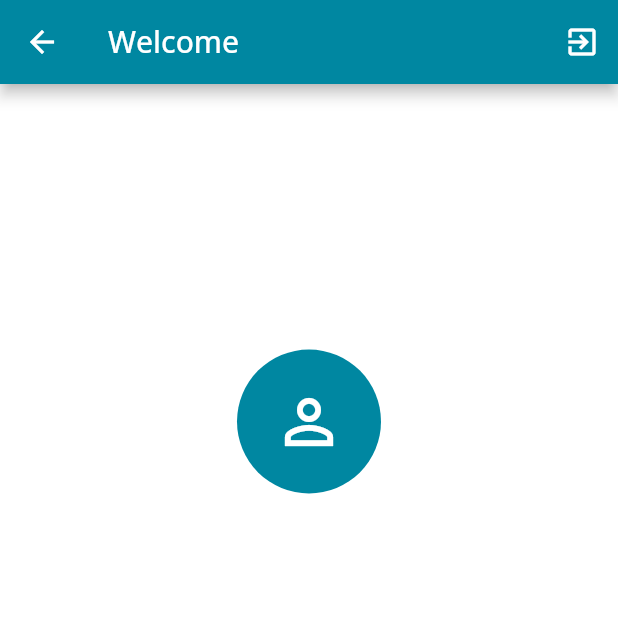
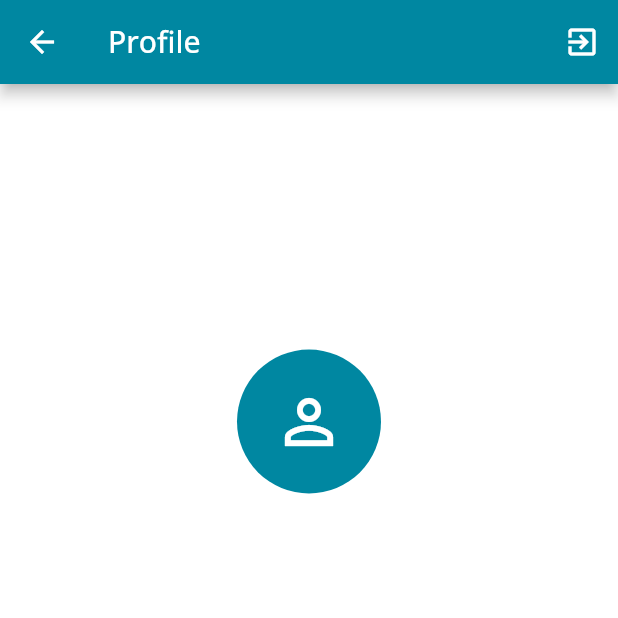
Before and after one commit to rifav/Optimal_HRV, a Flutter app: the Menu screen opened directly, item 5 of the bottom bar chosen, on a phone screen of 412 x 824 dp, the top half of it. Run offline on Flutter 3.47's test engine with Material 2 defaults, Android fonts, the phone set to English and light mode, and no system bars; our stand-ins replace bloc, camera, cloud_firestore, equatable, firebase_auth, firebase_core and 5 more; missing offline and left inert: firebase_auth_platform_interface, flow_builder, very_good_analysis; accounts and stored records are empty.

Commit message:
commitSprint7

```diff
--- a/lib/home/view/home_page.dart
+++ b/lib/home/view/home_page.dart
@@ -42,7 +42,7 @@ class HomePage extends StatelessWidget {
             ElevatedButton(
               onPressed: () {
                 Navigator.push<void>(
-                    context, MaterialPageRoute(builder: (_) => Menu()));
+                    context, MaterialPageRoute(builder: (_) => const Menu()));
               },
               style: ButtonStyle(
                   backgroundColor:
--- a/lib/home/view/info.dart
+++ b/lib/home/view/info.dart
@@ -6,7 +6,7 @@ import 'package:optimal_hrv_bloc/app/app.dart';
 import 'package:optimal_hrv_bloc/home/widgets/widgets.dart';
 import 'package:optimal_hrv_bloc/theme.dart';
 
-class Page3 extends StatelessWidget {
+class Profile extends StatelessWidget {
   @override
   Widget build(BuildContext context) {
     final textTheme = Theme.of(context).textTheme;
@@ -14,7 +14,7 @@ class Page3 extends StatelessWidget {
 
     return Scaffold(
       appBar: AppBar(
-        title: const Text('Welcome'),
+        title: const Text('Profile'),
         backgroundColor: theme.primaryColor,
         actions: <Widget>[
           IconButton(
@@ -39,24 +39,4 @@ class Page3 extends StatelessWidget {
       ),
     );
   }
-  // Widget build(BuildContext context) {
-  //   return Scaffold(
-  //     appBar: AppBar(
-  //       centerTitle: true,
-  //       title: const Text('User info'),
-  //       backgroundColor: theme.primaryColor,
-  //       automaticallyImplyLeading: false,
-  //     ),
-  //     body: Column(
-  //       children: [
-  //         Container(
-  //           alignment: Alignment.center,
-  //           margin: const EdgeInsets.only(top: 150),
-  //           child: const Text(
-  //               'More information about the user will be added here.'),
-  //         ),
-  //       ],
-  //     ),
-  //   );
-  // }
 }
--- a/lib/home/view/menu.dart
+++ b/lib/home/view/menu.dart
@@ -22,7 +22,7 @@ class _MenuState extends State<Menu> {
     Page2(), // Data Trends
     Page1(), //PPG reader
     FeedbackPage(), //biofeedback
-    Page3() // user profile
+    Profile(), // user profile
   ];
 
   @override
--- a/pubspec.yaml
+++ b/pubspec.yaml
@@ -12,6 +12,7 @@ dependencies:
   bloc: ^8.0.2
   bloc_test: ^9.0.2
   camera: ^0.9.4+4
+  cloud_firestore: ^3.1.8
   equatable: ^2.0.3
   flow_builder: ^0.0.4
   flutter:
```
Also changed, not shown: lib/home/widgets/ppg_reader.dart (+34 -1 lines), packages/authentication_repository/pubspec.lock, pubspec.lock.
